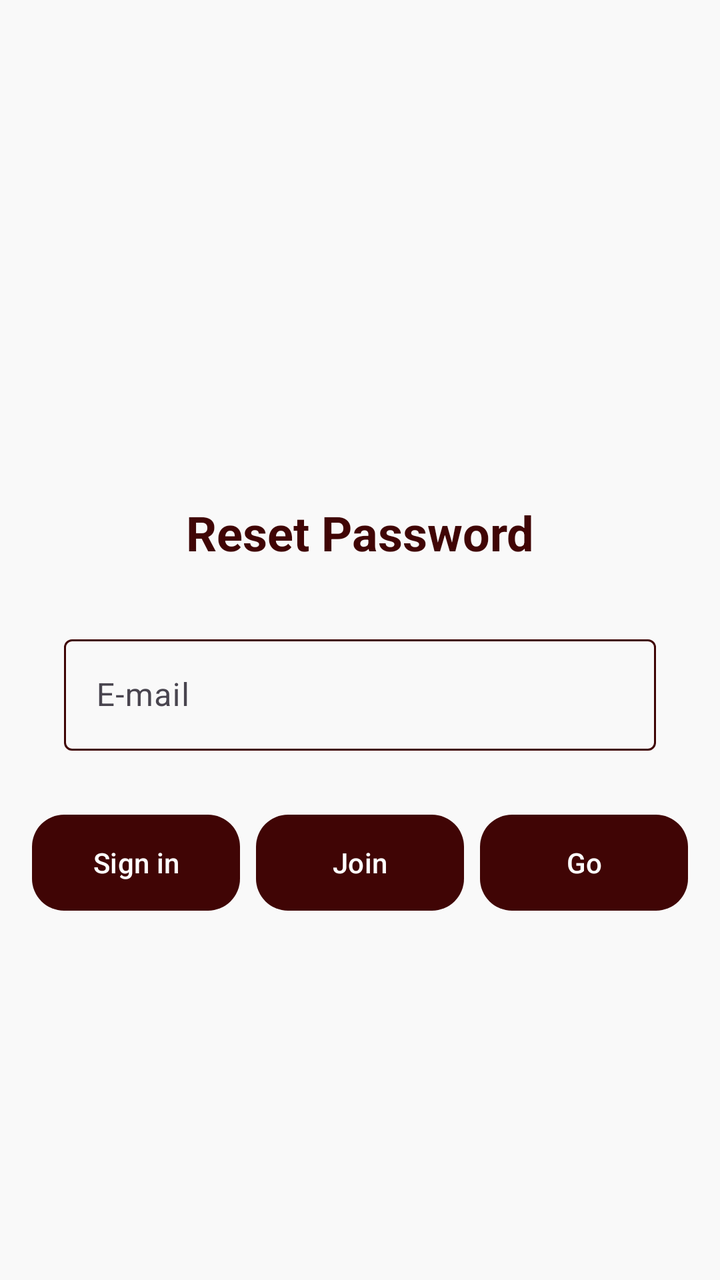
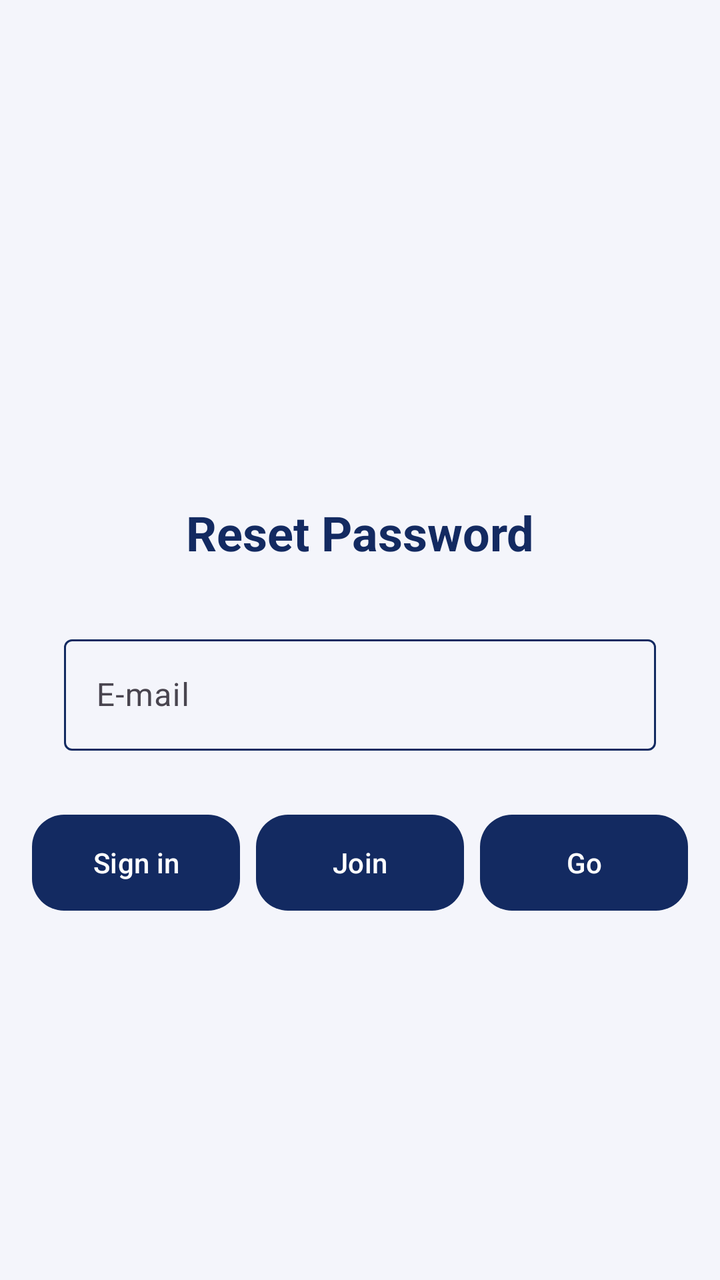

An Android layout rendered at two revisions. The XML below is the earlier revision; the diff shows what the commit changed to produce the second picture.
<!-- AndroidManifest.xml: application theme Theme.FrontendBook -->
<!-- res/layout/sign_in_reset_pass_activity.xml -->
<?xml version="1.0" encoding="utf-8"?>
<androidx.constraintlayout.widget.ConstraintLayout xmlns:android="http://schemas.android.com/apk/res/android"
    xmlns:app="http://schemas.android.com/apk/res-auto"
    android:id="@+id/main"
    android:layout_width="match_parent"
    android:layout_height="match_parent"
    android:background="@color/background_light">

    
    <TextView
        android:id="@+id/resetPas"
        android:layout_width="wrap_content"
        android:layout_height="wrap_content"
        android:layout_marginTop="250dp"
        android:text="Reset Password"
        android:textColor="@color/primary_bordo"
        android:textSize="24sp"
        android:textStyle="bold"
        app:layout_constraintTop_toTopOf="parent"
        app:layout_constraintStart_toStartOf="parent"
        app:layout_constraintEnd_toEndOf="parent" />

    
    <com.google.android.material.textfield.TextInputLayout
        android:id="@+id/emailInputLayout"
        android:layout_width="0dp"
        android:layout_height="wrap_content"
        android:layout_marginTop="32dp"
        android:layout_marginStart="32dp"
        android:layout_marginEnd="32dp"
        app:boxBackgroundMode="outline"
        app:layout_constraintTop_toBottomOf="@id/resetPas"
        app:layout_constraintStart_toStartOf="parent"
        app:layout_constraintEnd_toEndOf="parent">

        <com.google.android.material.textfield.TextInputEditText
            android:id="@+id/emailInput"
            android:layout_width="match_parent"
            android:layout_height="wrap_content"
            android:hint="E-mail"
            android:inputType="textEmailAddress" />
    </com.google.android.material.textfield.TextInputLayout>

    
    <LinearLayout
        android:id="@+id/buttonLayout"
        android:layout_width="0dp"
        android:layout_height="wrap_content"
        android:layout_marginTop="32dp"
        android:layout_marginBottom="32dp"
        android:layout_marginStart="16dp"
        android:layout_marginEnd="16dp"
        android:gravity="center"
        android:orientation="horizontal"
        app:layout_constraintTop_toBottomOf="@id/emailInputLayout"
        app:layout_constraintStart_toStartOf="parent"
        app:layout_constraintEnd_toEndOf="parent">

        <com.google.android.material.button.MaterialButton
            android:id="@+id/gobacktoSignin"
            android:layout_width="0dp"
            android:layout_height="wrap_content"
            android:layout_weight="1"
            android:layout_marginEnd="8dp"
            android:text="Sign in"
            android:textAllCaps="false"
            android:textColor="@color/white"
            android:background="@drawable/button_background_round"
            app:cornerRadius="16dp" />

        <com.google.android.material.button.MaterialButton
            android:id="@+id/gobacktoJoin"
            android:layout_width="0dp"
            android:layout_height="wrap_content"
            android:layout_weight="1"
            android:layout_marginEnd="8dp"
            android:text="Join"
            android:textAllCaps="false"
            android:textColor="@color/white"
            android:background="@drawable/button_background_round"
            app:cornerRadius="16dp" />

        <com.google.android.material.button.MaterialButton
            android:id="@+id/goReset"
            android:layout_width="0dp"
            android:layout_height="wrap_content"
            android:layout_weight="1"
            android:text="Go"
            android:textAllCaps="false"
            android:textColor="@color/white"
            android:background="@drawable/button_background_round"
            app:cornerRadius="16dp" />
    </LinearLayout>

</androidx.constraintlayout.widget.ConstraintLayout>
<!-- resources referenced by this layout -->
<resources>
  <color name="background_light">#F9F9F9</color>
  <color name="primary_bordo">#400505</color>
  <color name="white">#FFFFFFFF</color>
  <!-- drawable button_background_round (drawable) -->
  <?xml version="1.0" encoding="utf-8"?>
  <selector xmlns:android="http://schemas.android.com/apk/res/android">
  
  
      <item>
          <shape android:shape="rectangle">
              <solid android:color="#400505" />
              <corners android:radius="16dp" />
          </shape>
      </item>
  
  </selector>
  <style name="Theme.FrontendBook" parent="Base.Theme.FrontendBook" />
  <style name="Base.Theme.FrontendBook" parent="Theme.Material3.DayNight.NoActionBar">
          <item name="colorPrimary">@color/primary_bordo</item>
          <item name="colorPrimaryVariant">@color/primary_bordo_dark</item> 
          <item name="colorOnPrimary">@color/white</item>
          <item name="colorSecondary">@color/background_light</item>
          <item name="colorOutline">@color/outline_bordo</item>
      </style>
  <color name="primary_bordo_dark">#2A0303</color>
  <color name="outline_bordo">#400505</color>
</resources>

<!-- the commit's change to res/layout/sign_in_reset_pass_activity.xml (unified diff, before → after) -->
@@ -13,7 +13,7 @@
         android:layout_height="wrap_content"
         android:layout_marginTop="250dp"
         android:text="Reset Password"
-        android:textColor="@color/primary_bordo"
+        android:textColor="@color/primary"
         android:textSize="24sp"
         android:textStyle="bold"
         app:layout_constraintTop_toTopOf="parent"
<!-- resource entries referenced after the edit -->
@@ -1,7 +1,7 @@
 <!-- resources referenced by this layout -->
 <resources>
-  <color name="background_light">#F9F9F9</color>
-  <color name="primary_bordo">#400505</color>
+  <color name="background_light">#F4F5FB</color>
+  <color name="primary">#132A61</color>
   <color name="white">#FFFFFFFF</color>
   <!-- drawable button_background_round (drawable) -->
   <?xml version="1.0" encoding="utf-8"?>
@@ -10,7 +10,7 @@
   
       <item>
           <shape android:shape="rectangle">
-              <solid android:color="#400505" />
+              <solid android:color="@color/primary" />
               <corners android:radius="16dp" />
           </shape>
       </item>
@@ -18,13 +18,13 @@
   </selector>
   <style name="Theme.FrontendBook" parent="Base.Theme.FrontendBook" />
   <style name="Base.Theme.FrontendBook" parent="Theme.Material3.DayNight.NoActionBar">
-          <item name="colorPrimary">@color/primary_bordo</item>
-          <item name="colorPrimaryVariant">@color/primary_bordo_dark</item> 
+          <item name="colorPrimary">@color/primary</item>
+          <item name="colorPrimaryVariant">@color/primary_dark</item>
           <item name="colorOnPrimary">@color/white</item>
           <item name="colorSecondary">@color/background_light</item>
-          <item name="colorOutline">@color/outline_bordo</item>
+          <item name="colorOutline">@color/outline</item>
       </style>
-  <color name="primary_bordo_dark">#2A0303</color>
-  <color name="outline_bordo">#400505</color>
+  <color name="primary_dark">#0D0D40</color>
+  <color name="outline">#132A61</color>
 </resources>
 
